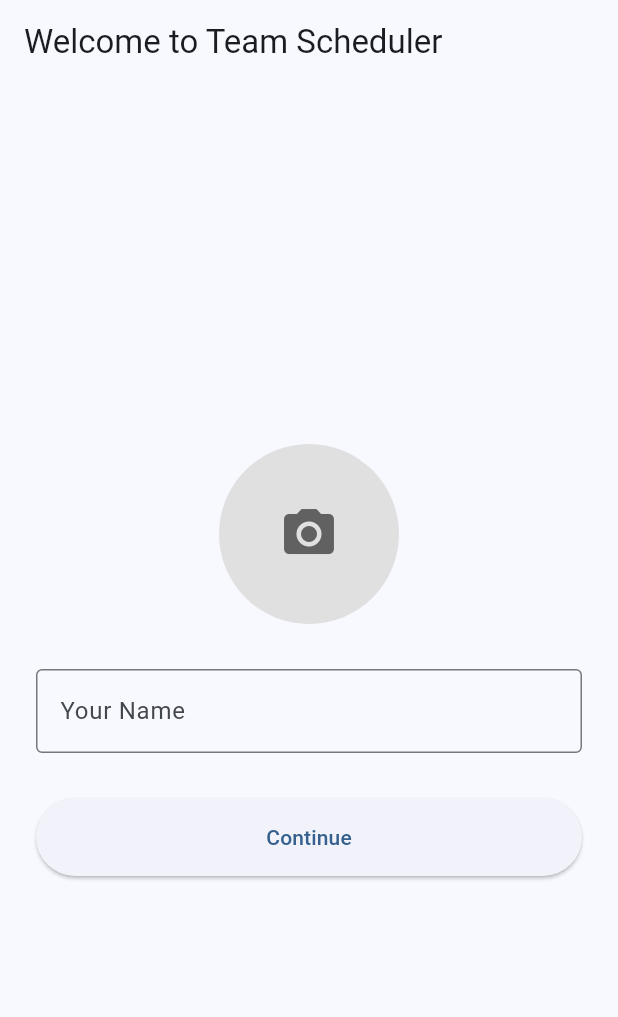
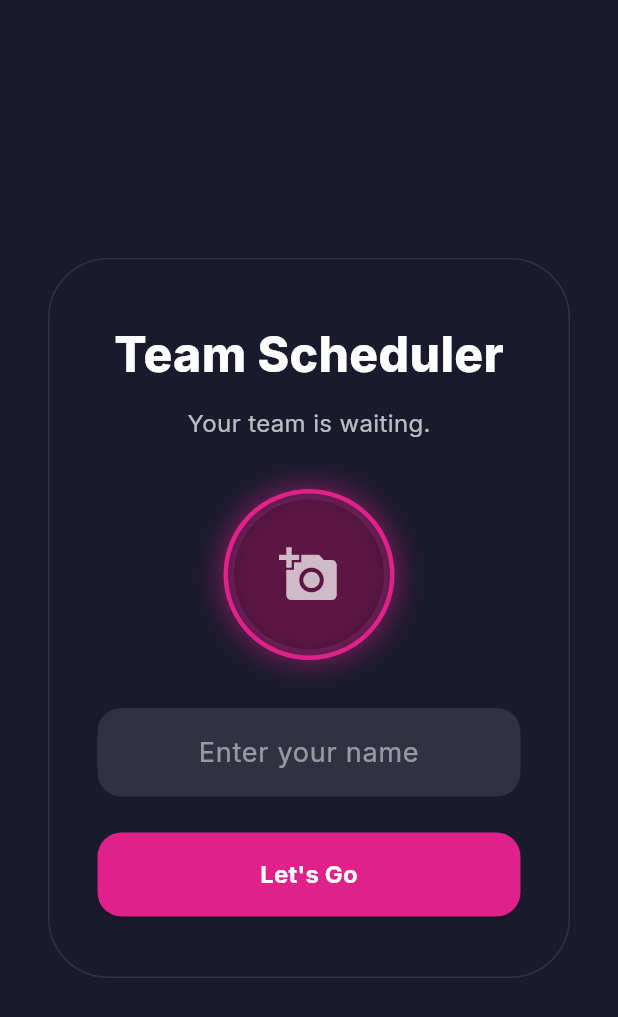
Before and after one commit to amarjithp/team_scheduler, a Flutter app: the screen it shows after launch, on a phone screen of 412 x 824 dp. Shown: the top 1017 px of the screen. Run offline on Flutter 3.47's test engine with Material 3 defaults, Android fonts, the phone set to English and light mode, and no system bars; our stand-ins replace equatable, flutter_bloc, flutter_dotenv, google_fonts, image_picker, shared_preferences and 1 more; accounts and stored records are empty.

Commit message:
onboarding page ui updated

```diff
--- a/lib/presentation/pages/onboarding_page.dart
+++ b/lib/presentation/pages/onboarding_page.dart
@@ -1,13 +1,14 @@
 import 'dart:io';
+import 'dart:math' as math;
 import 'package:flutter/foundation.dart' show kIsWeb;
 import 'package:flutter/material.dart';
 import 'package:flutter_bloc/flutter_bloc.dart';
+import 'package:google_fonts/google_fonts.dart';
 import 'package:image_picker/image_picker.dart';
 import 'package:team_scheduler/presentation/cubits/auth/auth_cubit.dart';
 import 'package:team_scheduler/data/repositories/task_repository.dart';
 import 'package:team_scheduler/presentation/cubits/task_list/task_list_cubit.dart';
 import 'package:team_scheduler/presentation/pages/task_list_page.dart';
-
 
 class OnboardingPage extends StatefulWidget {
   const OnboardingPage({super.key});
@@ -15,22 +16,56 @@ class OnboardingPage extends StatefulWidget {
   State<OnboardingPage> createState() => _OnboardingPageState();
 }
 
-class _OnboardingPageState extends State<OnboardingPage> {
+class _OnboardingPageState extends State<OnboardingPage> with SingleTickerProviderStateMixin {
   final _nameController = TextEditingController();
   XFile? _selectedImage;
+  String? _nameErrorText;
+
+  late AnimationController _controller;
+  late Animation<Offset> _slideAnimation;
+  late Animation<double> _fadeAnimation;
+
+  @override
+  void initState() {
+    super.initState();
+    _controller = AnimationController(
+      vsync: this,
+      duration: const Duration(milliseconds: 700),
+    );
+
+    _slideAnimation = Tween<Offset>(begin: const Offset(0, 0.3), end: Offset.zero).animate(
+      CurvedAnimation(parent: _controller, curve: Curves.easeOut),
+    );
+    _fadeAnimation = Tween<double>(begin: 0.0, end: 1.0).animate(
+      CurvedAnimation(parent: _controller, curve: Curves.easeIn),
+    );
+
+    _controller.forward();
+  }
+
+  @override
+  void dispose() {
+    _nameController.dispose();
+    _controller.dispose();
+    super.dispose();
+  }
 
   Future<void> _pickImage() async {
     final image = await context.read<AuthCubit>().pickImage();
-    if (image != null) setState(() => _selectedImage = image);
+    if (image != null && mounted) setState(() => _selectedImage = image);
   }
 
   void _continue() {
     if (_nameController.text.trim().isEmpty) {
-      ScaffoldMessenger.of(context).showSnackBar(
-        const SnackBar(content: Text('Please enter your name')),
-      );
+      setState(() {
+        _nameErrorText = 'Please enter your name';
+      });
       return;
     }
+
+    setState(() {
+      _nameErrorText = null;
+    });
     context.read<AuthCubit>().signInOrCreateUser(
           name: _nameController.text.trim(),
           imageFile: _selectedImage,
@@ -39,9 +74,12 @@ class _OnboardingPageState extends State<OnboardingPage> {
 
   @override
   Widget build(BuildContext context) {
+    const primaryColor = Color(0xFF1A1A2D);
+    const accentColor = Color(0xFFE0218A);
+
     return Scaffold(
-      appBar: AppBar(title: const Text('Welcome to Team Scheduler')),
-      body: BlocConsumer<AuthCubit, AuthState>(
+      backgroundColor: primaryColor,
+      body: BlocListener<AuthCubit, AuthState>(
         listener: (context, state) {
           if (state is AuthFailure) {
             ScaffoldMessenger.of(context).showSnackBar(
@@ -61,52 +99,187 @@ class _OnboardingPageState extends State<OnboardingPage> {
             );
           }
         },
-        builder: (context, state) {
-          final isLoading = state is AuthLoading;
-          return Center(
+        child: Stack(
+          children: [
+            const Positioned.fill(child: AuroraBackground()),
+            Center(
               child: SingleChildScrollView(
-              padding: const EdgeInsets.all(24.0),
-              child: Column(
-                mainAxisAlignment: MainAxisAlignment.center,
+                padding: const EdgeInsets.symmetric(horizontal: 32.0),
+                child: ConstrainedBox(
+                  constraints: const BoxConstraints(maxWidth: 420),
+                  child: SlideTransition(
+                    position: _slideAnimation,
+                    child: FadeTransition(
+                      opacity: _fadeAnimation,
+                      child: Container(
+                        padding: const EdgeInsets.symmetric(horizontal: 32, vertical: 40),
+                        decoration: BoxDecoration(
+                          color: primaryColor.withOpacity(0.8),
+                          borderRadius: BorderRadius.circular(40),
+                          border: Border.all(color: Colors.white.withOpacity(0.1)),
+                        ),
+                        child: _buildForm(context.watch<AuthCubit>().state is AuthLoading, accentColor),
+                      ),
+                    ),
+                  ),
+                ),
+              ),
+            ),
+          ],
+        ),
+      ),
+    );
+  }
+
+  Widget _buildForm(bool isLoading, Color accentColor) {
+    return Column(
+      mainAxisSize: MainAxisSize.min,
       children: [
+        Text(
+          'Team Scheduler',
+          style: GoogleFonts.inter(
+            fontSize: 32,
+            fontWeight: FontWeight.w800,
+            color: Colors.white,
+          ),
+        ),
+        const SizedBox(height: 12),
+        Text(
+          'Your team is waiting.',
+          style: GoogleFonts.inter(
+            fontSize: 16,
+            color: Colors.white70,
+          ),
+        ),
+        const SizedBox(height: 32),
+
         GestureDetector(
           onTap: isLoading ? null : _pickImage,
+          child: Container(
+            padding: const EdgeInsets.all(4),
+            decoration: BoxDecoration(
+              shape: BoxShape.circle,
+              border: Border.all(color: accentColor, width: 3),
+              boxShadow: [
+                BoxShadow(
+                  color: accentColor.withOpacity(0.5),
+                  blurRadius: 15,
+                  spreadRadius: 2,
+                ),
+              ],
+            ),
             child: CircleAvatar(
-                      radius: 60,
-                      backgroundColor: Colors.grey.shade300,
+              radius: 50,
+              backgroundColor: Colors.black26,
               backgroundImage: _selectedImage != null
                   ? (kIsWeb
                       ? NetworkImage(_selectedImage!.path)
                       : FileImage(File(_selectedImage!.path))) as ImageProvider
                   : null,
               child: _selectedImage == null
-                          ? Icon(Icons.camera_alt, size: 40, color: Colors.grey.shade700)
+                  ? const Icon(Icons.add_a_photo, size: 40, color: Colors.white70)
                   : null,
             ),
           ),
-                  const SizedBox(height: 30),
+        ),
+        const SizedBox(height: 32),
         TextField(
           controller: _nameController,
-                    decoration: const InputDecoration(labelText: 'Your Name', border: OutlineInputBorder()),
           enabled: !isLoading,
+          textAlign: TextAlign.center,
+          style: GoogleFonts.inter(color: Colors.white, fontSize: 18, fontWeight: FontWeight.w500),
+          onChanged: (value) {
+            if (_nameErrorText != null) {
+              setState(() {
+                _nameErrorText = null;
+              });
+            }
+          },
+          decoration: InputDecoration(
+            hintText: 'Enter your name',
+            hintStyle: TextStyle(color: Colors.white.withOpacity(0.5), fontWeight: FontWeight.normal),
+            filled: true,
+            fillColor: Colors.white.withOpacity(0.1),
+            border: OutlineInputBorder(
+              borderRadius: BorderRadius.circular(16),
+              borderSide: BorderSide.none,
             ),
-                  const SizedBox(height: 30),
-                  SizedBox(
-                    width: double.infinity,
-                    child: ElevatedButton(
-                      style: ElevatedButton.styleFrom(padding: const EdgeInsets.symmetric(vertical: 16)),
+            errorText: _nameErrorText,
+            errorStyle: GoogleFonts.inter(color: Colors.redAccent.shade100, fontWeight: FontWeight.w500),
+          ),
+        ),
+        const SizedBox(height: 24),
+        ElevatedButton(
+          style: ElevatedButton.styleFrom(
+            backgroundColor: accentColor,
+            foregroundColor: Colors.white,
+            minimumSize: const Size(double.infinity, 56),
+            shape: RoundedRectangleBorder(
+              borderRadius: BorderRadius.circular(16),
+            ),
+          ),
           onPressed: isLoading ? null : _continue,
           child: isLoading
-                          ? const CircularProgressIndicator(color: Colors.white)
-                          : const Text('Continue'),
+              ? const SizedBox(
+                  height: 24,
+                  width: 24,
+                  child: CircularProgressIndicator(strokeWidth: 3, color: Colors.white),
+                )
+              : Text(
+                  'Let\'s Go',
+                  style: GoogleFonts.inter(
+                    fontSize: 16,
+                    fontWeight: FontWeight.w700,
+                  ),
                 ),
         ),
       ],
-              ),
-            ),
-          );
-        },
-      ),
     );
   }
 }
+
+class AuroraBackground extends StatelessWidget {
+  const AuroraBackground({super.key});
+  @override
+  Widget build(BuildContext context) {
+    return CustomPaint(
+      painter: AuroraPainter(),
+      child: Container(),
+    );
+  }
+}
+
+class AuroraPainter extends CustomPainter {
+  @override
+  void paint(Canvas canvas, Size size) {
+    final paint = Paint()..maskFilter = const MaskFilter.blur(BlurStyle.normal, 200);
+    final rect = Rect.fromLTWH(0, 0, size.width, size.height);
+
+    final pinkPaint = Paint()
+      ..shader = const RadialGradient(colors: [Color(0xFFE0218A), Colors.transparent]).createShader(rect)
+      ..maskFilter = const MaskFilter.blur(BlurStyle.normal, 150);
+
+    final bluePaint = Paint()
+      ..shader = const RadialGradient(colors: [Color(0xFF1BFFFF), Colors.transparent]).createShader(rect)
+      ..maskFilter = const MaskFilter.blur(BlurStyle.normal, 200);
+
+    canvas.saveLayer(rect, paint);
+    canvas.translate(size.width * 0.1, size.height * 0.2);
+    canvas.drawCircle(Offset.zero, 150, pinkPaint);
+    canvas.translate(size.width * 0.8, size.height * 0.5);
+    canvas.drawCircle(Offset.zero, 250, bluePaint);
+    canvas.restore();
+  }
+
+  @override
+  bool shouldRepaint(covariant CustomPainter oldDelegate) => false;
+}
+
+class BlobClipper extends CustomClipper<Path> {
+  @override
+  Path getClip(Size size) {
+    return Path();
+  }
+  @override
+  bool shouldReclip(CustomClipper<Path> oldClipper) => false;
+}
--- a/pubspec.yaml
+++ b/pubspec.yaml
@@ -43,6 +43,7 @@ dependencies:
   shared_preferences: ^2.5.3
   intl: ^0.20.2
   uuid: ^4.5.1
+  google_fonts: ^6.3.2
 
 dev_dependencies:
   flutter_test:
```
Also changed, not shown: pubspec.lock. Lines whose indentation alone changed are shown as unchanged.
